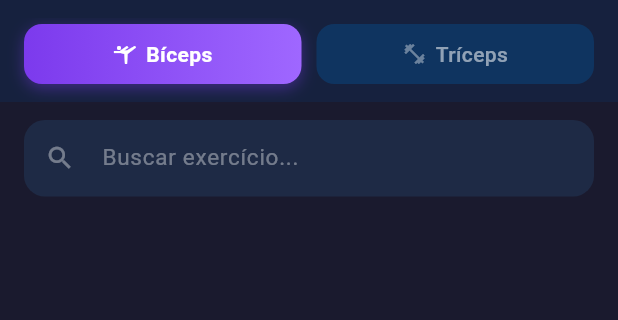
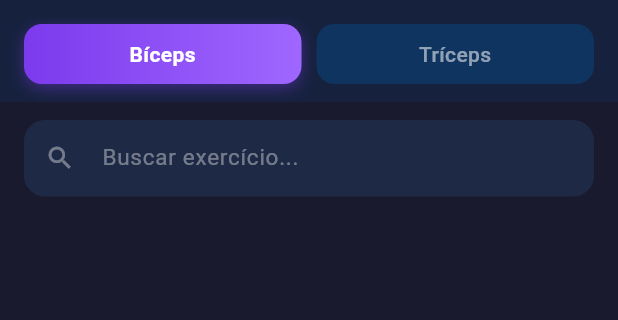
Before and after one commit to HenriqueStroher/tcc_treino_ia, a Flutter app: the screen it shows after launch, on a phone screen of 412 x 824 dp, the part 66-386 px from its top. Run offline on Flutter 3.47's test engine with Material 3 defaults, Android fonts, the phone set to English and light mode, and no system bars; our stand-ins replace cloud_firestore, firebase_core; accounts and stored records are empty.

```diff
--- a/app/lib/screens/lista_exercicios_screen.dart
+++ b/app/lib/screens/lista_exercicios_screen.dart
@@ -134,15 +134,15 @@ class _ListaExerciciosScreenState extends State<ListaExerciciosScreen>
       padding: const EdgeInsets.fromLTRB(16, 4, 16, 12),
       child: Row(
         children: [
-          _botaoGrupo('BICEPS', 'Bíceps', Icons.sports_gymnastics),
+          _botaoGrupo('BICEPS', 'Bíceps'),
           const SizedBox(width: 10),
-          _botaoGrupo('TRICEPS', 'Tríceps', Icons.fitness_center),
+          _botaoGrupo('TRICEPS', 'Tríceps'),
         ],
       ),
     );
   }
 
-  Widget _botaoGrupo(String grupo, String label, IconData icon) {
+  Widget _botaoGrupo(String grupo, String label) {
     final selecionado = _grupoSelecionado == grupo;
     return Expanded(
       child: GestureDetector(
@@ -170,20 +170,14 @@ class _ListaExerciciosScreenState extends State<ListaExerciciosScreen>
                   ]
                 : null,
           ),
-          child: Row(
-            mainAxisAlignment: MainAxisAlignment.center,
-            children: [
-              Icon(icon, color: selecionado ? Colors.white : Colors.white38, size: 16),
-              const SizedBox(width: 6),
-              Text(
+          child: Text(
             label,
+            textAlign: TextAlign.center,
             style: TextStyle(
               color: selecionado ? Colors.white : Colors.white54,
               fontWeight: selecionado ? FontWeight.w700 : FontWeight.w500,
               fontSize: 14,
             ),
-              ),
-            ],
           ),
         ),
       ),
```
Also changed, not shown: app/lib/screens/detalhe_exercicio_screen.dart (+32 -7 lines), 1 other file. Lines whose indentation alone changed are shown as unchanged.
